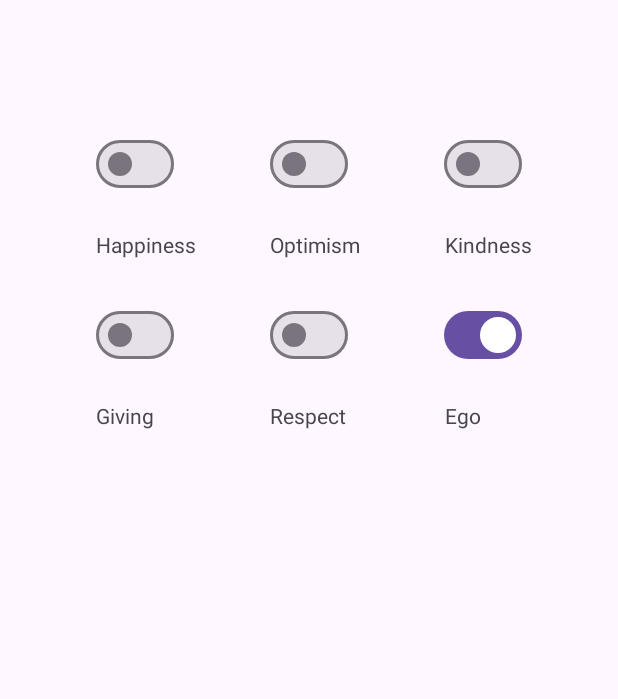
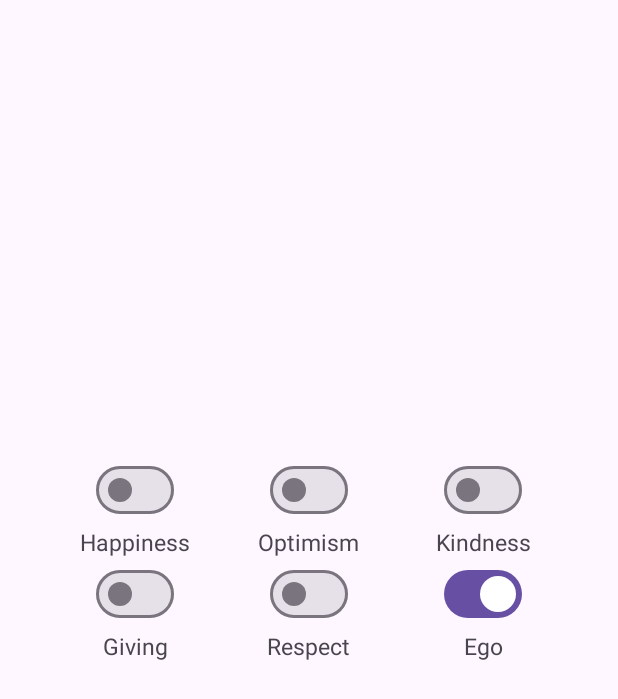
Before and after one commit to thwisse/DisableTheEgo, an Android app: the screen it shows after launch (MainActivity), on a phone screen of 412 x 824 dp. Shown: the top 699 px of the screen. Run offline under Robolectric (Android 15) with nearby library versions, the phone set to English and light mode, and no system bars.

Commit message:
menu hatalari giderildi, DashboardFragment'taki algoritma iyilestirildi

```diff
--- a/DisableTheEgo/app/src/main/res/layout/activity_main.xml
+++ b/DisableTheEgo/app/src/main/res/layout/activity_main.xml
@@ -27,7 +27,7 @@
         android:layout_height="wrap_content"
         app:layout_constraintBottom_toBottomOf="parent"
         app:layout_constraintEnd_toEndOf="parent"
-        android:visibility="gone"
+        android:visibility="invisible"
         app:layout_constraintStart_toStartOf="parent"
         app:menu="@menu/menu_bottom_nav" />
 
--- a/DisableTheEgo/app/src/main/res/layout/fragment_dashboard.xml
+++ b/DisableTheEgo/app/src/main/res/layout/fragment_dashboard.xml
@@ -6,118 +6,63 @@
     android:layout_height="match_parent"
     tools:context=".DashboardFragment">
 
-    <TextView
-        android:id="@+id/twKindness"
+    <com.google.android.material.materialswitch.MaterialSwitch
+        android:id="@+id/swOptimism"
         android:layout_width="wrap_content"
         android:layout_height="wrap_content"
-        android:layout_marginStart="56dp"
-        android:layout_marginTop="20dp"
-        android:layout_marginEnd="57dp"
-        android:text="@string/kindness"
-        app:layout_constraintEnd_toEndOf="parent"
-        app:layout_constraintStart_toEndOf="@+id/twOptimism"
-        app:layout_constraintTop_toBottomOf="@+id/swKindness" />
-
-    <TextView
-        android:id="@+id/twHappiness"
-        android:layout_width="wrap_content"
-        android:layout_height="wrap_content"
-        android:layout_marginStart="64dp"
-        android:layout_marginTop="20dp"
-        android:text="@string/happiness"
-        app:layout_constraintStart_toStartOf="parent"
-        app:layout_constraintTop_toBottomOf="@+id/swHappiness" />
-
-    <TextView
-        android:id="@+id/twOptimism"
-        android:layout_width="wrap_content"
-        android:layout_height="wrap_content"
-        android:layout_marginStart="49dp"
-        android:layout_marginTop="20dp"
-        android:text="@string/optimism"
-        app:layout_constraintStart_toEndOf="@+id/twHappiness"
-        app:layout_constraintTop_toBottomOf="@+id/swOptimism" />
-
-    <com.google.android.material.materialswitch.MaterialSwitch
-        android:id="@+id/swKindness"
-        android:layout_width="wrap_content"
-        android:layout_height="wrap_content"
-        android:layout_marginTop="85dp"
-        app:layout_constraintEnd_toEndOf="parent"
+        app:layout_constraintBottom_toTopOf="@+id/twOptimism"
+        app:layout_constraintEnd_toStartOf="@+id/swKindness"
         app:layout_constraintHorizontal_bias="0.5"
-        app:layout_constraintStart_toEndOf="@+id/swOptimism"
-        app:layout_constraintTop_toTopOf="parent" />
+        app:layout_constraintStart_toEndOf="@+id/swHappiness"
+        app:layout_constraintTop_toTopOf="parent"
+        app:layout_constraintVertical_chainStyle="packed" />
 
     <com.google.android.material.materialswitch.MaterialSwitch
         android:id="@+id/swHappiness"
         android:layout_width="wrap_content"
         android:layout_height="wrap_content"
-        android:layout_marginTop="85dp"
+        app:layout_constraintBottom_toTopOf="@+id/twHappiness"
         app:layout_constraintEnd_toStartOf="@+id/swOptimism"
         app:layout_constraintHorizontal_bias="0.5"
         app:layout_constraintStart_toStartOf="parent"
-        app:layout_constraintTop_toTopOf="parent" />
+        app:layout_constraintTop_toTopOf="parent"
+        app:layout_constraintVertical_chainStyle="packed" />
 
-    <com.google.android.material.materialswitch.MaterialSwitch
-        android:id="@+id/swOptimism"
-        android:layout_width="wrap_content"
+    <TextView
+        android:id="@+id/twHappiness"
+        android:layout_width="0dp"
         android:layout_height="wrap_content"
-        android:layout_marginTop="85dp"
-        app:layout_constraintEnd_toStartOf="@+id/swKindness"
-        app:layout_constraintHorizontal_bias="0.5"
-        app:layout_constraintStart_toEndOf="@+id/swHappiness"
-        app:layout_constraintTop_toTopOf="parent" />
-
-    <com.google.android.material.materialswitch.MaterialSwitch
-        android:id="@+id/swEgo"
-        android:layout_width="wrap_content"
-        android:layout_height="wrap_content"
-        android:layout_marginTop="66dp"
-        android:checked="true"
-        app:layout_constraintEnd_toEndOf="parent"
-        app:layout_constraintHorizontal_bias="0.5"
-        app:layout_constraintStart_toEndOf="@+id/swRespect"
-        app:layout_constraintTop_toBottomOf="@+id/swKindness" />
+        android:layout_marginStart="50dp"
+        android:layout_marginEnd="35dp"
+        android:text="@string/happiness"
+        android:textAlignment="center"
+        android:textSize="15sp"
+        app:layout_constraintBottom_toTopOf="@+id/swGiving"
+        app:layout_constraintEnd_toStartOf="@+id/twOptimism"
+        app:layout_constraintStart_toStartOf="parent"
+        app:layout_constraintTop_toBottomOf="@+id/swHappiness" />
 
     <com.google.android.material.materialswitch.MaterialSwitch
         android:id="@+id/swGiving"
         android:layout_width="wrap_content"
         android:layout_height="wrap_content"
-        android:layout_marginTop="66dp"
+        app:layout_constraintBottom_toTopOf="@+id/twGiving"
         app:layout_constraintEnd_toStartOf="@+id/swRespect"
         app:layout_constraintHorizontal_bias="0.5"
         app:layout_constraintStart_toStartOf="parent"
-        app:layout_constraintTop_toBottomOf="@+id/swHappiness" />
-
-    <TextView
-        android:id="@+id/twEgo"
-        android:layout_width="wrap_content"
-        android:layout_height="wrap_content"
-        android:layout_marginStart="65dp"
-        android:layout_marginTop="20dp"
-        android:layout_marginEnd="91dp"
-        android:text="@string/ego"
-        app:layout_constraintEnd_toEndOf="parent"
-        app:layout_constraintStart_toEndOf="@+id/twRespect"
-        app:layout_constraintTop_toBottomOf="@+id/swEgo" />
-
-    <TextView
-        android:id="@+id/twRespect"
-        android:layout_width="wrap_content"
-        android:layout_height="wrap_content"
-        android:layout_marginStart="77dp"
-        android:layout_marginTop="20dp"
-        android:text="@string/respect"
-        app:layout_constraintStart_toEndOf="@+id/twGiving"
-        app:layout_constraintTop_toBottomOf="@+id/swRespect" />
+        app:layout_constraintTop_toBottomOf="@+id/twHappiness" />
 
     <TextView
         android:id="@+id/twGiving"
-        android:layout_width="wrap_content"
+        android:layout_width="0dp"
         android:layout_height="wrap_content"
-        android:layout_marginStart="64dp"
-        android:layout_marginTop="20dp"
+        android:layout_marginStart="50dp"
+        android:layout_marginEnd="35dp"
         android:text="@string/giving"
+        android:textAlignment="center"
+        android:textSize="15sp"
+        app:layout_constraintBottom_toBottomOf="parent"
+        app:layout_constraintEnd_toStartOf="@+id/twRespect"
         app:layout_constraintStart_toStartOf="parent"
         app:layout_constraintTop_toBottomOf="@+id/swGiving" />
 
@@ -125,10 +70,85 @@
         android:id="@+id/swRespect"
         android:layout_width="wrap_content"
         android:layout_height="wrap_content"
-        android:layout_marginTop="66dp"
+        app:layout_constraintBottom_toTopOf="@+id/twRespect"
         app:layout_constraintEnd_toStartOf="@+id/swEgo"
         app:layout_constraintHorizontal_bias="0.5"
         app:layout_constraintStart_toEndOf="@+id/swGiving"
+        app:layout_constraintTop_toBottomOf="@+id/twOptimism" />
+
+    <TextView
+        android:id="@+id/twRespect"
+        android:layout_width="0dp"
+        android:layout_height="wrap_content"
+        android:layout_marginEnd="36dp"
+        android:text="@string/respect"
+        android:textAlignment="center"
+        android:textSize="15sp"
+        app:layout_constraintBottom_toBottomOf="parent"
+        app:layout_constraintEnd_toStartOf="@+id/twEgo"
+        app:layout_constraintStart_toEndOf="@+id/twGiving"
+        app:layout_constraintTop_toBottomOf="@+id/swRespect" />
+
+    <com.google.android.material.materialswitch.MaterialSwitch
+        android:id="@+id/swKindness"
+        android:layout_width="wrap_content"
+        android:layout_height="wrap_content"
+        app:layout_constraintBottom_toTopOf="@+id/twKindness"
+        app:layout_constraintEnd_toEndOf="parent"
+        app:layout_constraintHorizontal_bias="0.5"
+        app:layout_constraintStart_toEndOf="@+id/swOptimism"
+        app:layout_constraintTop_toTopOf="parent"
+        app:layout_constraintVertical_chainStyle="packed" />
+
+    <TextView
+        android:id="@+id/twKindness"
+        android:layout_width="0dp"
+        android:layout_height="wrap_content"
+        android:layout_marginEnd="50dp"
+        android:text="@string/kindness"
+        android:textAlignment="center"
+        android:textSize="15sp"
+        app:layout_constraintBottom_toTopOf="@+id/swEgo"
+        app:layout_constraintEnd_toEndOf="parent"
+        app:layout_constraintStart_toEndOf="@+id/twOptimism"
+        app:layout_constraintTop_toBottomOf="@+id/swKindness" />
+
+    <com.google.android.material.materialswitch.MaterialSwitch
+        android:id="@+id/swEgo"
+        android:layout_width="wrap_content"
+        android:layout_height="wrap_content"
+        android:checked="true"
+        app:layout_constraintBottom_toTopOf="@+id/twEgo"
+        app:layout_constraintEnd_toEndOf="parent"
+        app:layout_constraintHorizontal_bias="0.5"
+        app:layout_constraintStart_toEndOf="@+id/swRespect"
+        app:layout_constraintTop_toBottomOf="@+id/twKindness" />
+
+    <TextView
+        android:id="@+id/twEgo"
+        android:layout_width="0dp"
+        android:layout_height="wrap_content"
+        android:layout_marginEnd="50dp"
+        android:text="@string/ego"
+        android:textAlignment="center"
+        android:textSize="15sp"
+        app:layout_constraintBottom_toBottomOf="parent"
+        app:layout_constraintEnd_toEndOf="parent"
+        app:layout_constraintStart_toEndOf="@+id/twRespect"
+        app:layout_constraintTop_toBottomOf="@+id/swEgo" />
+
+    <TextView
+        android:id="@+id/twOptimism"
+        android:layout_width="0dp"
+        android:layout_height="wrap_content"
+        android:layout_marginEnd="36dp"
+        android:text="@string/optimism"
+        android:textAlignment="center"
+        android:textSize="15sp"
+        app:layout_constraintBottom_toTopOf="@+id/swRespect"
+        app:layout_constraintEnd_toStartOf="@+id/twKindness"
+        app:layout_constraintStart_toEndOf="@+id/twHappiness"
         app:layout_constraintTop_toBottomOf="@+id/swOptimism" />
 
+
 </androidx.constraintlayout.widget.ConstraintLayout>
--- a/DisableTheEgo/app/src/main/res/menu/menu_bottom_nav.xml
+++ b/DisableTheEgo/app/src/main/res/menu/menu_bottom_nav.xml
@@ -2,29 +2,9 @@
 <menu xmlns:android="http://schemas.android.com/apk/res/android">
 
     <item
-        android:id="@id/happinessFragment"
-        android:title="@string/happiness"
-        android:visible="false"
-        android:icon="@drawable/happiness_icon"/>
-    <item
-        android:id="@id/optimismFragment"
-        android:title="@string/optimism"
-        android:visible="false"
-        android:icon="@drawable/optimism_icon"/>
-    <item
-        android:id="@id/kindnessFragment"
-        android:title="@string/kindness"
-        android:visible="false"
-        android:icon="@drawable/kindness_icon"/>
-    <item
-        android:id="@id/givingFragment"
-        android:title="@string/giving"
-        android:visible="false"
-        android:icon="@drawable/giving_icon"/>
-    <item
-        android:id="@id/respectFragment"
-        android:title="@string/respect"
-        android:visible="false"
-        android:icon="@drawable/respect_icon"/>
+        android:id="@id/dashboardFragment"
+        android:title="@string/dashboard"
+        android:visible="true"
+        android:icon="@drawable/dashboard_icon"/>
 
 </menu>
```
Also changed, not shown: DisableTheEgo/app/src/main/java/io/github/thwisse/disabletheego/DashboardFragment.kt (+88 -112 lines).
